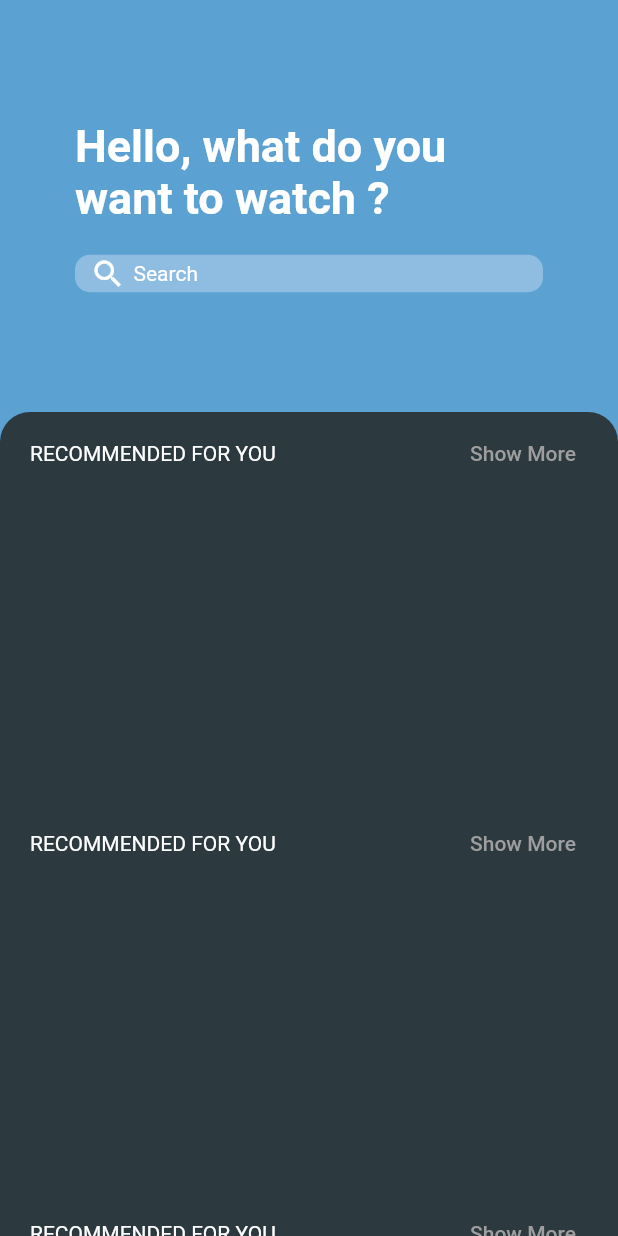
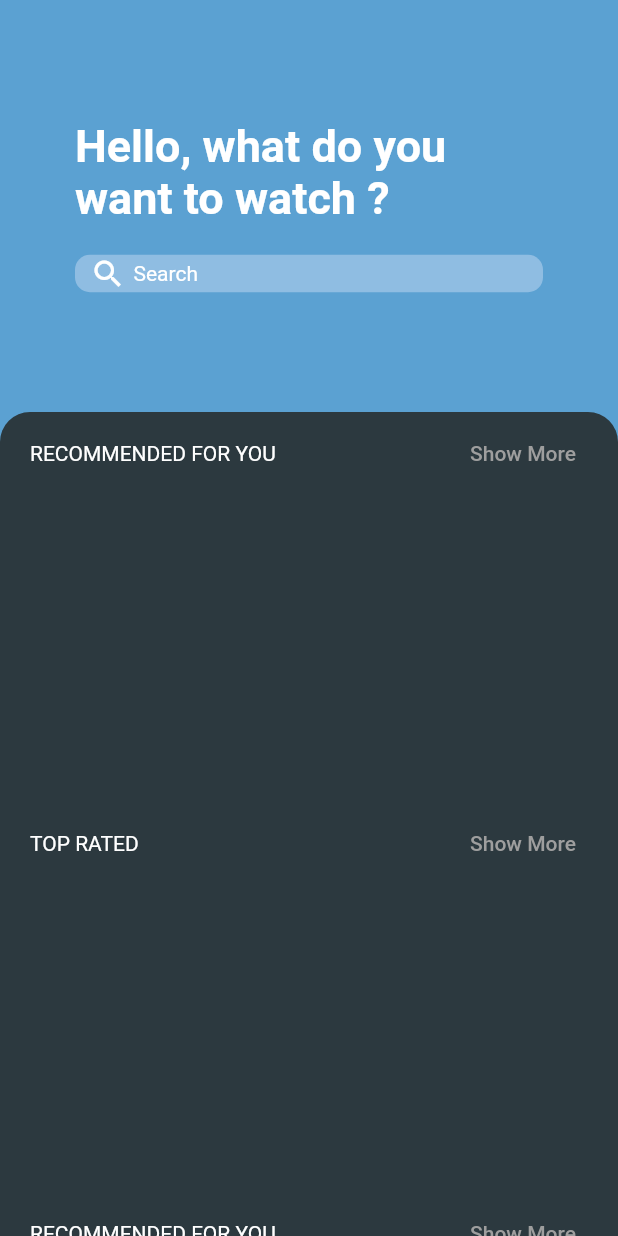
Before and after one commit to CursoFlutterVictor/films_app, a Flutter app: the screen it shows after launch, on a phone screen of 412 x 824 dp. Run offline on Flutter 3.47's test engine with Material 2 defaults, Android fonts, the phone set to English and light mode, and no system bars; our stand-ins replace get; network calls fail.

Commit message:
Reorganizo, listview generico. Añado Top Rated.

```diff
--- a/lib/controllers/movie_list_controller.dart
+++ b/lib/controllers/movie_list_controller.dart
@@ -4,27 +4,40 @@ import 'package:get/get_rx/get_rx.dart';
 import 'package:get/get_state_manager/get_state_manager.dart';
 
 class MovieListController extends GetxController {
-  final Rx<MovieList?> movieList = MovieList().obs;
-  RxBool listLoaded = false.obs;
+  final Rx<MovieList?> popularMovieList = MovieList().obs;
+  final Rx<MovieList?> topRatedMovieList = MovieList().obs;
+  RxBool popularListLoaded = false.obs;
+  RxBool topRatedListLoaded = false.obs;
+
   MovieResult? selectedMovie;
 
   Future<void> fillPopularList() async {
-    MovieList? list = await ServiceGetMovies.getPopularMovies(page: 1);
-    movieList.value = list;
-    listLoaded.value = true;
+    if (!popularListLoaded.value) {
+      MovieList? list = await ServiceGetMovies.getPopularMovies(page: 1);
+      popularMovieList.value = list;
+      popularListLoaded.value = true;
+    }
   }
 
-  final Rx<MovieList?> searchMovieList = MovieList().obs;
-  RxBool searchLoaded = false.obs;
-
-  Future<void> fillSearchList({String? query}) async {
-    MovieList? list =
-        await ServiceGetMovies.searchMovies(query: query, page: 1);
-    if (list != null) {
-      searchMovieList.value = list;
-      searchLoaded.value = true;
-    } else {
-      searchLoaded.value = false;
+  Future<void> fillTopRatedList() async {
+    if (!topRatedListLoaded.value) {
+      MovieList? list = await ServiceGetMovies.getTopRatedMovies(page: 1);
+      topRatedMovieList.value = list;
+      topRatedListLoaded.value = true;
     }
   }
+
+  // final Rx<MovieList?> searchMovieList = MovieList().obs;
+  // RxBool searchLoaded = false.obs;
+
+  // Future<void> fillSearchList({String? query}) async {
+  //   MovieList? list =
+  //       await ServiceGetMovies.searchMovies(query: query, page: 1);
+  //   if (list != null) {
+  //     searchMovieList.value = list;
+  //     searchLoaded.value = true;
+  //   } else {
+  //     searchLoaded.value = false;
+  //   }
+  // }
 }
--- a/lib/pages/home_page.dart
+++ b/lib/pages/home_page.dart
@@ -1,12 +1,15 @@
+import 'package:films_app/controllers/movie_list_controller.dart';
 import 'package:flutter/material.dart';
 import 'package:films_app/pages/sections/home_upper_search_widget.dart';
 import 'package:films_app/pages/sections/home_bottom_widget.dart';
+import 'package:get/get.dart';
 
 class HomePage extends StatelessWidget {
   const HomePage({super.key});
 
   @override
   Widget build(BuildContext context) {
+    Get.lazyPut<MovieListController>(() => MovieListController());
     return Scaffold(
       backgroundColor: const Color.fromRGBO(91, 161, 210, 1),
       body: Column(children: const [
--- a/lib/pages/sections/home_bottom_widget.dart
+++ b/lib/pages/sections/home_bottom_widget.dart
@@ -1,3 +1,4 @@
+import 'package:films_app/utils/type_list_emum.dart';
 import 'package:films_app/widgets/movie_list_widget.dart';
 import 'package:flutter/material.dart';
 
@@ -17,7 +18,6 @@ class HomeBottomWidget extends StatelessWidget {
         ),
       ),
       child: ClipRRect(
-        // TODO: Queda un poco raro este recorte
         borderRadius: const BorderRadius.only(
           topLeft: Radius.circular(20),
           topRight: Radius.circular(20),
@@ -25,9 +25,9 @@ class HomeBottomWidget extends StatelessWidget {
         child: SingleChildScrollView(
           child: Column(
             children: const [
-              MovieListWidget(),
-              MovieListWidget(),
-              MovieListWidget(),
+              MovieListWidget(type: MovieListType.mostPopulars),
+              MovieListWidget(type: MovieListType.topRated),
+              MovieListWidget(type: MovieListType.mostPopulars),
             ],
           ),
         ),
--- a/lib/services/movies_service.dart
+++ b/lib/services/movies_service.dart
@@ -13,6 +13,42 @@ class ServiceGetMovies {
 
       Uri url =
           Uri.https("api.themoviedb.org", "/3/movie/popular", queryParams);
+
+      // Await the http get response, then decode the json-formatted response.
+      var response = await http.get(url);
+
+      if (response.statusCode == 200) {
+        //print(response.body);
+
+        final movieList = MovieList.fromJson(jsonDecode(response.body));
+
+        /*
+        movieList.results?.forEach((element) {
+          print(element.title);
+          print(element.voteAverage);
+        });
+        */
+
+        return movieList;
+      }
+    } catch (error) {
+      rethrow;
+      //print(error);
+    }
+
+    return null;
+  }
+
+  static Future<MovieList?> getTopRatedMovies({int? page}) async {
+    try {
+      final Map<String, dynamic> queryParams = {
+        "api_key": "a7daad45266c470854b13546370a88c8",
+        "language": "es-ES",
+        "page": page == null || page < 1 ? "1" : page.toString(),
+      };
+
+      Uri url =
+          Uri.https("api.themoviedb.org", "/3/movie/top_rated", queryParams);
 
       // Await the http get response, then decode the json-formatted response.
       var response = await http.get(url);
--- /dev/null
+++ b/lib/utils/type_list_emum.dart
@@ -0,0 +1,4 @@
+enum MovieListType {
+  mostPopulars,
+  topRated,
+}
--- a/lib/widgets/movie_item_widget.dart
+++ b/lib/widgets/movie_item_widget.dart
@@ -52,7 +52,8 @@ class MovieItemWidget extends StatelessWidget {
                     left: 3,
                   ),
                   child: Text(
-                    movie.voteAverage.toString(),
+                    //movie.voteAverage.toString(),
+                    movie.title!,
                     maxLines: 1,
                     overflow: TextOverflow.ellipsis,
                     textAlign: TextAlign.start,
@@ -62,7 +63,6 @@ class MovieItemWidget extends StatelessWidget {
                   ),
                 ),
               ),
-              // TODO: Redimentsionar row para evitar overflow
               RatingWidget(
                 rating: movie.voteAverage!,
               )
--- a/lib/widgets/movie_list_widget.dart
+++ b/lib/widgets/movie_list_widget.dart
@@ -1,18 +1,33 @@
 import 'package:films_app/controllers/movie_list_controller.dart';
+import 'package:films_app/models/movie_list_model.dart';
+import 'package:films_app/utils/type_list_emum.dart';
 import 'package:films_app/widgets/movie_item_widget.dart';
 import 'package:flutter/material.dart';
 import 'package:get/get.dart';
 
 class MovieListWidget extends StatelessWidget {
-  const MovieListWidget({Key? key}) : super(key: key);
+  final MovieListType type;
+  const MovieListWidget({Key? key, required this.type}) : super(key: key);
 
   @override
   Widget build(BuildContext context) {
+    String displayText;
+    MovieListController controller = Get.find();
+
+    // Llamada al servicio
+    switch (type) {
+      case MovieListType.mostPopulars:
+        displayText = "RECOMMENDED FOR YOU";
+        controller.fillPopularList();
+        break;
+      default:
+        displayText = "TOP RATED";
+        controller.fillTopRatedList();
+    }
+
     return GetBuilder<MovieListController>(
         init: MovieListController(),
         builder: (controller) {
-          // Llamada al servicio
-          controller.fillPopularList();
           // Retorno del widget
           return Container(
             margin: const EdgeInsets.only(
@@ -31,14 +46,15 @@ class MovieListWidget extends StatelessWidget {
                     // color: Colors.red,
                     child: Row(
                       mainAxisAlignment: MainAxisAlignment.spaceBetween,
-                      children: const [
+                      children: [
                         Text(
-                          "RECOMMENDED FOR YOU",
-                          style: TextStyle(
+                          //"RECOMMENDED FOR YOU",
+                          displayText,
+                          style: const TextStyle(
                             color: Colors.white,
                           ),
                         ),
-                        TextButton(
+                        const TextButton(
                           onPressed: null,
                           child: Text(
                             "Show More",
@@ -53,23 +69,32 @@ class MovieListWidget extends StatelessWidget {
                 ),
                 Flexible(
                   flex: 6,
-                  child: Obx(
-                    () => ListView.builder(
+                  child: Obx(() {
+                    // Segun el tipo pintaremos una lista u otra
+                    MovieList paintList;
+                    switch (type) {
+                      case MovieListType.mostPopulars:
+                        paintList = controller.popularMovieList.value!;
+                        break;
+                      default:
+                        paintList = controller.topRatedMovieList.value!;
+                    }
+
+                    return ListView.builder(
                       scrollDirection: Axis.horizontal,
-                      itemCount:
-                          controller.movieList.value!.results?.length ?? 0,
+                      itemCount: paintList.results?.length ?? 0,
                       itemBuilder: ((context, index) {
                         return Padding(
                           padding: const EdgeInsets.only(
                             right: 0.0,
                           ),
                           child: MovieItemWidget(
-                            movie: controller.movieList.value!.results![index],
+                            movie: paintList.results![index],
                           ),
                         );
                       }),
-                    ),
-                  ),
+                    );
+                  }),
                 ),
               ],
             ),
```
